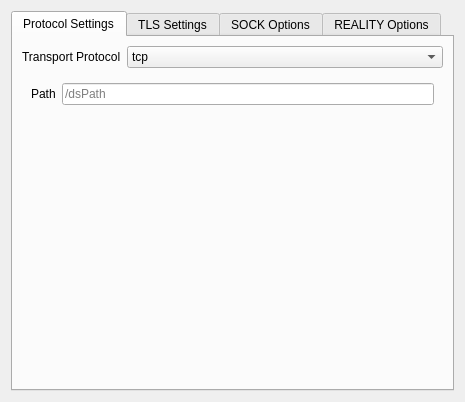
This is src/ui/widgets/widgets/StreamSettingsWidget.ui in akliuxingyuan/Qv2ray as Qt 5 draws it before an edit. The edited form follows.
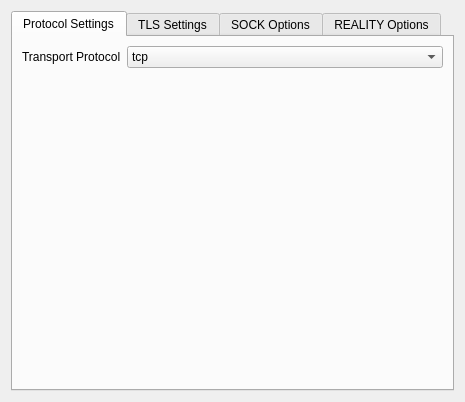
This is the edited form. The open tabs and pages were chosen to show the change.

```diff
--- a/src/ui/widgets/widgets/StreamSettingsWidget.ui
+++ b/src/ui/widgets/widgets/StreamSettingsWidget.ui
@@ -639,23 +639,6 @@
          </widget>
          <widget class="QWidget" name="dsStackPage">
           <layout class="QFormLayout" name="formLayout_2">
-           <item row="0" column="0">
-            <widget class="QLabel" name="label_17">
-             <property name="text">
-              <string>Path</string>
-             </property>
-            </widget>
-           </item>
-           <item row="0" column="1">
-            <widget class="QLineEdit" name="dsPathTxt">
-             <property name="text">
-              <string/>
-             </property>
-             <property name="placeholderText">
-              <string notr="true">/dsPath</string>
-             </property>
-            </widget>
-           </item>
           </layout>
          </widget>
          <widget class="QWidget" name="quicStackPage">
```
Left out of the diff: 3 changed lines with no effect on the pictures.
